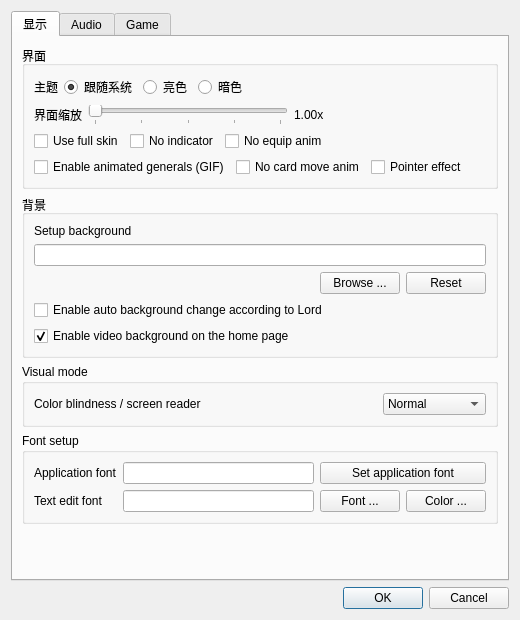
First picture: the form in src/dialog/configdialog.ui, repository lolosiyue/Qsanguosha-sijyu, before the edit.
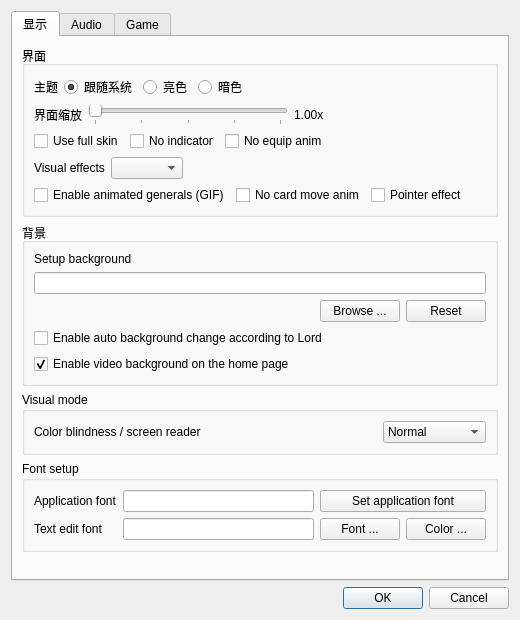
Second picture: the form after the edit.

Commit message: feat(gui): Linux GUI M2B-B — effects profiles and animation fallback

```diff
--- a/src/dialog/configdialog.ui
+++ b/src/dialog/configdialog.ui
@@ -193,6 +193,37 @@
             </item>
            </layout>
           </item>
+          <item>
+           <layout class="QHBoxLayout" name="effectsProfileLayout">
+            <item>
+             <widget class="QLabel" name="effectsProfileLabel">
+              <property name="text">
+               <string>Visual effects</string>
+              </property>
+             </widget>
+            </item>
+            <item>
+             <widget class="QComboBox" name="effectsProfileComboBox">
+              <property name="toolTip">
+               <string>Full: every animation, Spine, GIF and video. Reduced: shorter animations, no Spine/video. None: no decorative animation at all.</string>
+              </property>
+             </widget>
+            </item>
+            <item>
+             <spacer name="effectsProfileSpacer">
+              <property name="orientation">
+               <enum>Qt::Horizontal</enum>
+              </property>
+              <property name="sizeHint" stdset="0">
+               <size>
+                <width>40</width>
+                <height>20</height>
+               </size>
+              </property>
+             </spacer>
+            </item>
+           </layout>
+          </item>
           <item>
            <layout class="QHBoxLayout" name="animOptionsLayout">
             <item>
```
The commit also changes 54 other files.
